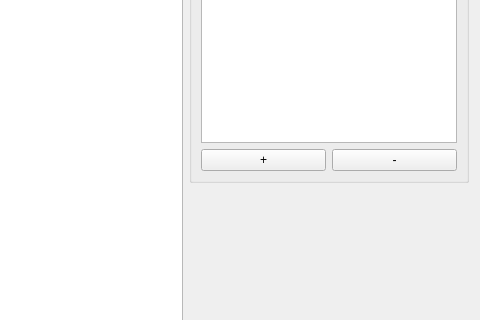
Old version of the form src/pdf_display.ui in the repository CodeName-666/VDataParser; both pictures show x 394 to 874 and y 291 to 611 of the 874 by 823 pixel window.
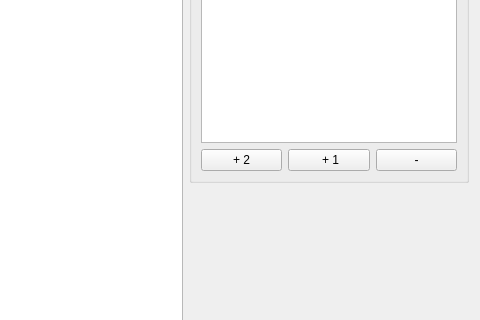
New version of the form.

Commit message: Updated Code to handle Date, User Name, User ID

Diff of the .ui file:
```diff
--- a/src/pdf_display.ui
+++ b/src/pdf_display.ui
@@ -170,7 +170,20 @@
              </sizepolicy>
             </property>
             <property name="text">
-             <string>+</string>
+             <string>+ 2</string>
+            </property>
+           </widget>
+          </item>
+          <item>
+           <widget class="QPushButton" name="btnAddSingleBox">
+            <property name="sizePolicy">
+             <sizepolicy hsizetype="Preferred" vsizetype="Fixed">
+              <horstretch>0</horstretch>
+              <verstretch>0</verstretch>
+             </sizepolicy>
+            </property>
+            <property name="text">
+             <string> + 1</string>
             </property>
            </widget>
           </item>
```
Left out of the diff: 4 changed lines with no effect on the pictures. The commit also changes 1 other file.
